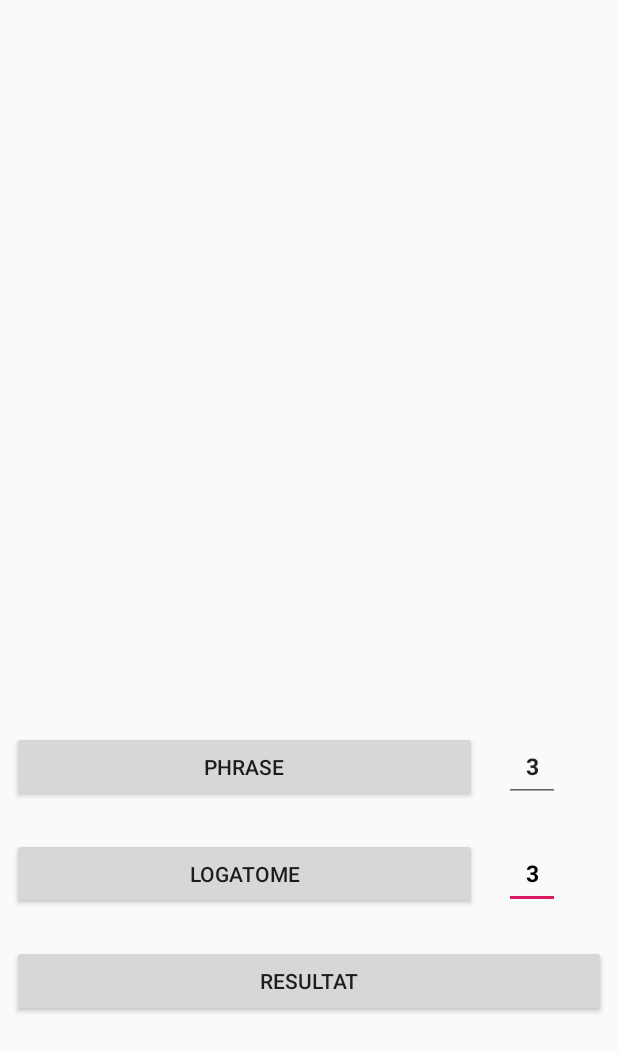
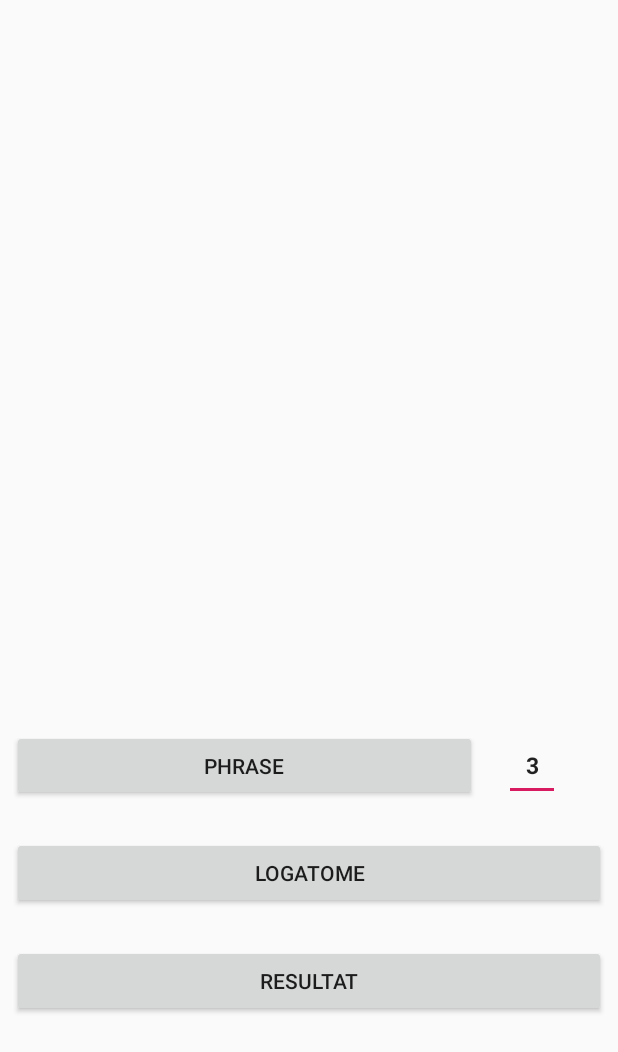
Before and after one commit to SALADINL/projetM1-Voicy, an Android app: the screen it shows after launch (MainActivity), on a phone screen of 412 x 824 dp. Shown: the top 1052 px of the screen. Run offline under Robolectric (Android 15) with nearby library versions, the light colour scheme and no system bars.

Commit message:
Création des listes pour les logatomes

```diff
--- a/app/src/main/AndroidManifest.xml
+++ b/app/src/main/AndroidManifest.xml
@@ -34,6 +34,11 @@
                 <action android:name="android.intent.action.MAIN" />
             </intent-filter>
         </activity>
+        <activity android:name=".ChoixList" android:parentActivityName=".ChoixList" android:screenOrientation="portrait">
+            <intent-filter>
+                <action android:name="android.intent.action.MAIN" />
+            </intent-filter>
+        </activity>
     </application>
 
 </manifest>
--- a/app/src/main/java/com/example/modulereco/MainActivity.java
+++ b/app/src/main/java/com/example/modulereco/MainActivity.java
@@ -11,12 +11,13 @@ import android.widget.Button;
 import android.widget.EditText;
 import android.widget.Toast;
 
-public class MainActivity extends Activity {
+public class MainActivity extends Activity
+{
     private Button btResultat;
     private Button btLogatome;
     private Button btPhrase;
 
-    private EditText nbExo;
+    //private EditText nbExo;
     private EditText nbPhrase;
 
     @Override
@@ -30,12 +31,14 @@ public class MainActivity extends Activity {
         btLogatome = findViewById(R.id.btLogatome);
         btPhrase = findViewById(R.id.btPhrase);
 
-        nbExo = findViewById(R.id.nbExo);
+        //nbExo = findViewById(R.id.nbExo);
         nbPhrase = findViewById(R.id.nbPhrase);
 
-        btPhrase.setOnClickListener(new View.OnClickListener() {
+        btPhrase.setOnClickListener(new View.OnClickListener()
+        {
             @Override
-            public void onClick(View v) {
+            public void onClick(View v)
+            {
                 verifierPermissions();
                 Intent intent = new Intent(MainActivity.this, Reco.class);
                 intent.putExtra("type", 2);
@@ -62,16 +65,16 @@ public class MainActivity extends Activity {
             public void onClick(View v)
             {
                 verifierPermissions();
-                Intent intent = new Intent(MainActivity.this, Reco.class);
-                intent.putExtra("type", 1);
-                try
+                Intent intent = new Intent(MainActivity.this, ChoixList.class);
+                //intent.putExtra("type", 1);
+                /*try
                 {
                     intent.putExtra("nbtest", Integer.parseInt(nbExo.getText().toString()));
                 }
                 catch (Exception e)
                 {
                     e.getStackTrace();
-                }
+                }*/
                 startActivity(intent);
             }
         });
--- a/app/src/main/java/com/example/modulereco/Reco.java
+++ b/app/src/main/java/com/example/modulereco/Reco.java
@@ -34,6 +34,7 @@ public class Reco extends Activity
 	int type = 0;  // 1 = exo avec mot 0 = exo avec phrase
 	int nbtest = 0;
 	int nbPhrase = 0;
+	int numeroDeListe = 0;
 
 	ArrayList<String> tabPhrase = null;
 	ArrayList<String> tabPhoneme = null;
@@ -59,13 +60,15 @@ public class Reco extends Activity
 		type = intent.getIntExtra("type", 1);
 		nbtest = intent.getIntExtra("nbtest", 3);
 		nbPhrase = intent.getIntExtra("nbPhrase", 3);
+		numeroDeListe = intent.getIntExtra("numeroDeListe", 1);
 
 		if (type == 1)
 		{
 			tabPhoneme = new ArrayList<>();
 			tabDap = new ArrayList<>();
 			dap = new DAP(this);
-			exo = new ExerciceMot(nbtest, this);
+			//exo = new ExerciceMot(nbtest, this);
+			exo = new ExerciceMot(52, numeroDeListe,this);
 		}
 		else if (type == 2)
 		{
--- a/app/src/main/res/layout/main_activity.xml
+++ b/app/src/main/res/layout/main_activity.xml
@@ -23,8 +23,8 @@
 
     <Button
         android:id="@+id/btLogatome"
-        android:layout_width="310dp"
-        android:layout_height="47dp"
+        android:layout_width="0dp"
+        android:layout_height="wrap_content"
         android:layout_marginStart="8dp"
         android:layout_marginEnd="8dp"
         android:layout_marginBottom="24dp"
@@ -50,27 +50,6 @@
         app:layout_constraintTop_toBottomOf="@+id/btLogatome" />
 
     <EditText
-        android:id="@+id/nbExo"
-        android:layout_width="37dp"
-        android:layout_height="47dp"
-        android:layout_marginStart="8dp"
-        android:layout_marginEnd="8dp"
-        android:layout_marginBottom="24dp"
-        android:ems="10"
-        android:inputType="number"
-        android:text="3"
-        android:textAlignment="center"
-        android:textColor="#000000"
-        android:textSize="15sp"
-        android:textStyle="bold"
-        app:layout_constraintBottom_toBottomOf="@+id/btLogatome"
-        app:layout_constraintEnd_toEndOf="parent"
-        app:layout_constraintHorizontal_bias="0.24"
-        app:layout_constraintStart_toEndOf="@+id/btLogatome"
-        app:layout_constraintTop_toTopOf="@+id/btLogatome"
-        app:layout_constraintVertical_bias="0.0" />
-
-    <EditText
         android:id="@+id/nbPhrase"
         android:layout_width="37dp"
         android:layout_height="47dp"
--- a/build.gradle
+++ b/build.gradle
@@ -7,7 +7,7 @@ buildscript {
 
     }
     dependencies {
-        classpath 'com.android.tools.build:gradle:3.4.0'
+        classpath 'com.android.tools.build:gradle:3.4.1'
 
         // NOTE: Do not place your application dependencies here; they belong
         // in the individual module build.gradle files
```
Also changed, not shown: app/src/main/java/com/example/modulereco/ExerciceMot.java (+29 -3 lines), 4 other files.
